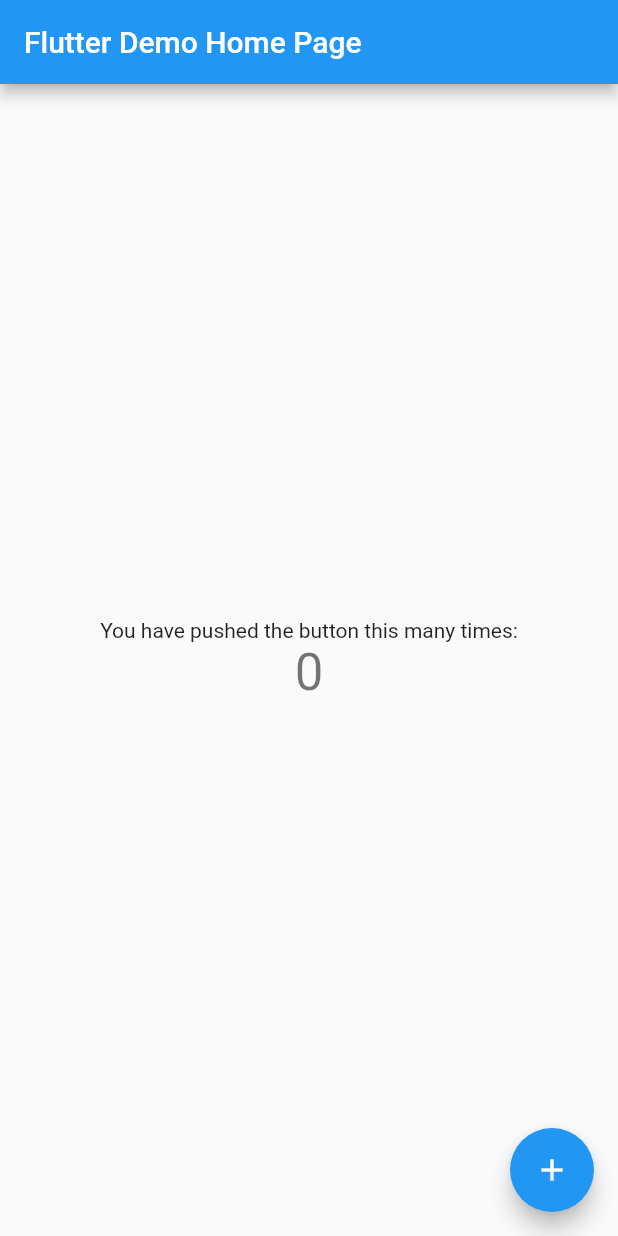
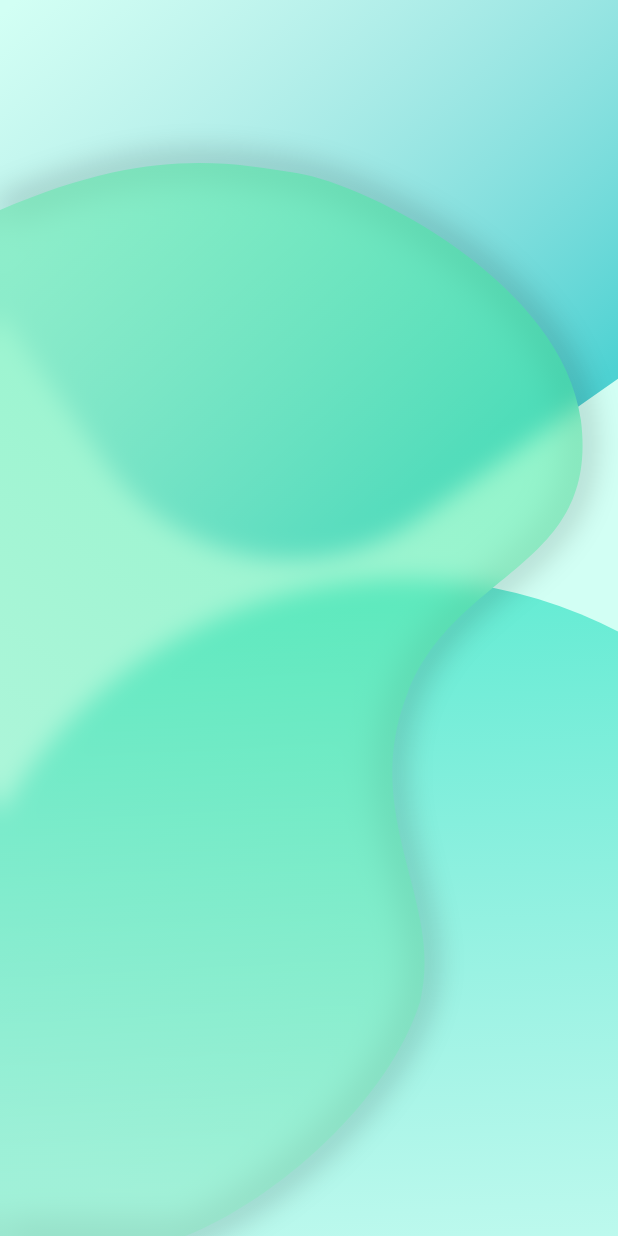
Before and after one commit to AbdelilahMeddahi/login_signup_exercise, a Flutter app: the screen it shows after launch, on a phone screen of 412 x 824 dp. Run offline on Flutter 3.47's test engine with Material 2 defaults, Android fonts, the phone set to English and light mode, and no system bars.

Commit message:
added custom widgets and constants

```diff
--- a/lib/main.dart
+++ b/lib/main.dart
@@ -1,4 +1,6 @@
 import 'package:flutter/material.dart';
+import 'package:login_signup_exercise/screens/login_screen.dart';
+import 'package:login_signup_exercise/utils/constants.dart';
 
 void main() {
   runApp(const MyApp());
@@ -11,105 +13,14 @@ class MyApp extends StatelessWidget {
   @override
   Widget build(BuildContext context) {
     return MaterialApp(
-      title: 'Flutter Demo',
+      title: 'Login App',
+      debugShowCheckedModeBanner: false,
       theme: ThemeData(
-        // This is the theme of your application.
-        //
-        // Try running your application with "flutter run". You'll see the
-        // application has a blue toolbar. Then, without quitting the app, try
-        // changing the primarySwatch below to Colors.green and then invoke
-        // "hot reload" (press "r" in the console where you ran "flutter run",
-        // or simply save your changes to "hot reload" in a Flutter IDE).
-        // Notice that the counter didn't reset back to zero; the application
-        // is not restarted.
+        scaffoldBackgroundColor: kBackgroundColor,
+        textTheme: Theme.of(context).textTheme.apply(bodyColor: kPrimaryColor),
         primarySwatch: Colors.blue,
       ),
-      home: const MyHomePage(title: 'Flutter Demo Home Page'),
+      home: const LoginScreen(),
     );
   }
 }
-
-class MyHomePage extends StatefulWidget {
-  const MyHomePage({Key? key, required this.title}) : super(key: key);
-
-  // This widget is the home page of your application. It is stateful, meaning
-  // that it has a State object (defined below) that contains fields that affect
-  // how it looks.
-
-  // This class is the configuration for the state. It holds the values (in this
-  // case the title) provided by the parent (in this case the App widget) and
-  // used by the build method of the State. Fields in a Widget subclass are
-  // always marked "final".
-
-  final String title;
-
-  @override
-  State<MyHomePage> createState() => _MyHomePageState();
-}
-
-class _MyHomePageState extends State<MyHomePage> {
-  int _counter = 0;
-
-  void _incrementCounter() {
-    setState(() {
-      // This call to setState tells the Flutter framework that something has
-      // changed in this State, which causes it to rerun the build method below
-      // so that the display can reflect the updated values. If we changed
-      // _counter without calling setState(), then the build method would not be
-      // called again, and so nothing would appear to happen.
-      _counter++;
-    });
-  }
-
-  @override
-  Widget build(BuildContext context) {
-    // This method is rerun every time setState is called, for instance as done
-    // by the _incrementCounter method above.
-    //
-    // The Flutter framework has been optimized to make rerunning build methods
-    // fast, so that you can just rebuild anything that needs updating rather
-    // than having to individually change instances of widgets.
-    return Scaffold(
-      appBar: AppBar(
-        // Here we take the value from the MyHomePage object that was created by
-        // the App.build method, and use it to set our appbar title.
-        title: Text(widget.title),
-      ),
-      body: Center(
-        // Center is a layout widget. It takes a single child and positions it
-        // in the middle of the parent.
-        child: Column(
-          // Column is also a layout widget. It takes a list of children and
-          // arranges them vertically. By default, it sizes itself to fit its
-          // children horizontally, and tries to be as tall as its parent.
-          //
-          // Invoke "debug painting" (press "p" in the console, choose the
-          // "Toggle Debug Paint" action from the Flutter Inspector in Android
-          // Studio, or the "Toggle Debug Paint" command in Visual Studio Code)
-          // to see the wireframe for each widget.
-          //
-          // Column has various properties to control how it sizes itself and
-          // how it positions its children. Here we use mainAxisAlignment to
-          // center the children vertically; the main axis here is the vertical
-          // axis because Columns are vertical (the cross axis would be
-          // horizontal).
-          mainAxisAlignment: MainAxisAlignment.center,
-          children: <Widget>[
-            const Text(
-              'You have pushed the button this many times:',
-            ),
-            Text(
-              '$_counter',
-              style: Theme.of(context).textTheme.headline4,
-            ),
-          ],
-        ),
-      ),
-      floatingActionButton: FloatingActionButton(
-        onPressed: _incrementCounter,
-        tooltip: 'Increment',
-        child: const Icon(Icons.add),
-      ), // This trailing comma makes auto-formatting nicer for build methods.
-    );
-  }
-}
--- /dev/null
+++ b/lib/screens/center_widget/center_widget.dart
@@ -0,0 +1,91 @@
+import 'dart:ui';
+
+import 'package:flutter/material.dart';
+
+import '../../utils/constants.dart';
+import 'center_widget_clipper.dart';
+import 'center_widget_painter.dart';
+
+class CenterWidget extends StatelessWidget {
+  final Size size;
+  const CenterWidget({Key? key, required this.size}) : super(key: key);
+
+  @override
+  Widget build(BuildContext context) {
+    final width = size.width;
+    final height = size.height;
+
+
+    final path = Path();
+    path.moveTo(0, 0.17 * height);
+    path.cubicTo(
+      0.23 * width,
+      0.12 * height,
+      0.36 * width,
+      0.13 * height,
+      0.48 * width,
+      0.14 * height,
+    );
+    path.cubicTo(
+      0.6 * width,
+      0.15 * height,
+      0.91 * width,
+      0.23 * height,
+      0.94 * width,
+      0.34 * height,
+    );
+    path.cubicTo(
+      0.97 * width,
+      0.46 * height,
+      0.74 * width,
+      0.46 * height,
+      0.66 * width,
+      0.56 * height,
+    );
+    path.cubicTo(
+      0.58 * width,
+      0.66 * height,
+      0.72 * width,
+      0.73 * height,
+      0.68 * width,
+      0.81 * height,
+    );
+    path.cubicTo(
+      0.63 * width,
+      0.89 * height,
+      0.45 * width,
+      0.97 * height,
+      0.3 * width,
+      height,
+    );
+    path.lineTo(0, height);
+    path.close;
+
+
+    return Stack(
+      children: [
+        CustomPaint(
+          painter: CenterWidgetPainter(path : path),
+        ),
+        ClipPath(
+          clipper: CenterWidgetClipper(path : path),
+          child: BackdropFilter(
+            filter: ImageFilter.blur(sigmaX:8,sigmaY: 8,),
+            child: Container(
+              decoration: const BoxDecoration(
+                gradient: LinearGradient(
+                  begin: Alignment(1,-0.6),
+                  end: Alignment(-1,0.8),
+                  colors: [
+                    centerWidgetfirstColor,
+                    centerWidgetSecondColor,
+                  ],
+                )
+              ),
+            ),
+          ),
+        ),
+      ],
+    );
+  }
+}
--- /dev/null
+++ b/lib/screens/center_widget/center_widget_clipper.dart
@@ -0,0 +1,19 @@
+import 'package:flutter/material.dart';
+
+class CenterWidgetClipper extends CustomClipper<Path>{
+  final Path path;
+
+  const CenterWidgetClipper({required this.path});
+
+  @override
+  Path getClip(Size size) {
+    return path;
+  }
+
+  @override
+  bool shouldReclip(covariant CustomClipper<Path> oldClipper) {
+    // TODO: implement shouldReclip
+    throw UnimplementedError();
+  }
+
+}
--- /dev/null
+++ b/lib/screens/center_widget/center_widget_painter.dart
@@ -0,0 +1,23 @@
+import 'dart:ui';
+
+import 'package:flutter/material.dart';
+
+class CenterWidgetPainter extends CustomPainter {
+  final Path path;
+
+  const CenterWidgetPainter({required this.path});
+
+  @override
+  void paint(Canvas canvas, Size size) {
+    final paint = Paint()
+      ..style = PaintingStyle.stroke
+      ..strokeWidth = 10
+      ..imageFilter = ImageFilter.blur(sigmaY: 10, sigmaX: 10,)..color = Colors.black26;
+
+    canvas.drawPath(path, paint);
+  }
+
+  @override
+  bool shouldRepaint( CustomPainter oldDelegate) => false;
+
+}
--- /dev/null
+++ b/lib/screens/login_screen.dart
@@ -0,0 +1,75 @@
+import 'package:flutter/material.dart';
+import 'package:login_signup_exercise/utils/constants.dart';
+import 'dart:math' as math;
+
+import 'center_widget/center_widget.dart';
+
+class LoginScreen extends StatefulWidget {
+  const LoginScreen({Key? key}) : super(key: key);
+
+  @override
+  State<LoginScreen> createState() => _LoginScreenState();
+}
+
+class _LoginScreenState extends State<LoginScreen> {
+  Widget topWidget(double screenWidth) {
+    return Transform.rotate(
+      angle: -35 * math.pi / 180,
+      child: Container(
+        width: 1.2 * screenWidth,
+        height: 1.2 * screenWidth,
+        decoration: BoxDecoration(
+          borderRadius: BorderRadius.circular(150),
+          gradient: const LinearGradient(
+            begin: Alignment(-0.2, -0.8),
+            end: Alignment.bottomCenter,
+            colors: [
+              topWidgetFirstGradientColor,
+              topWidgetSecondGradientColor,
+            ],
+          ),
+        ),
+      ),
+    );
+  }
+
+  Widget bottomWidget(double screenWidth) {
+    return Container(
+      width: 1.5 * screenWidth,
+      height: 1.5 * screenWidth,
+      decoration: const BoxDecoration(
+        shape: BoxShape.circle,
+        gradient: LinearGradient(
+          begin: Alignment(0.6, -1.1),
+          end: Alignment(0.7, 0.8),
+          colors: [
+            bottomWidgetfirstGradientColor,
+            bottomWidgetSecondGradientColor,
+          ],
+        ),
+      ),
+    );
+  }
+
+  @override
+  Widget build(BuildContext context) {
+    final screenSize = MediaQuery.of(context).size;
+    return Scaffold(
+      body: Stack(
+        children: [
+          Positioned(
+            top: -160,
+            left: -30,
+            child: topWidget(screenSize.width),
+          ),
+          Positioned(
+            bottom: -180,
+            left: -40,
+            child: bottomWidget(screenSize.width),
+          ),
+          CenterWidget(size : screenSize),
+        ],
+      ),
+    );
+  }
+}
--- /dev/null
+++ b/lib/utils/constants.dart
@@ -0,0 +1,11 @@
+import 'package:flutter/material.dart';
+
+const kBackgroundColor = Color(0xFFD2FFF4);
+const kPrimaryColor = Color(0xFF2D5D70);
+const kSecondaryColor = Color(0xFF265DAB);
+const topWidgetFirstGradientColor = Color(0x007CBFCF);
+const topWidgetSecondGradientColor = Color(0xB316BFC4);
+const bottomWidgetfirstGradientColor = Color(0xDB4BE8CC);
+const bottomWidgetSecondGradientColor = Color(0x005CDBCF);
+const centerWidgetfirstColor = Color(0x803De896);
+const centerWidgetSecondColor = Color(0x4D76E3AE);
```
